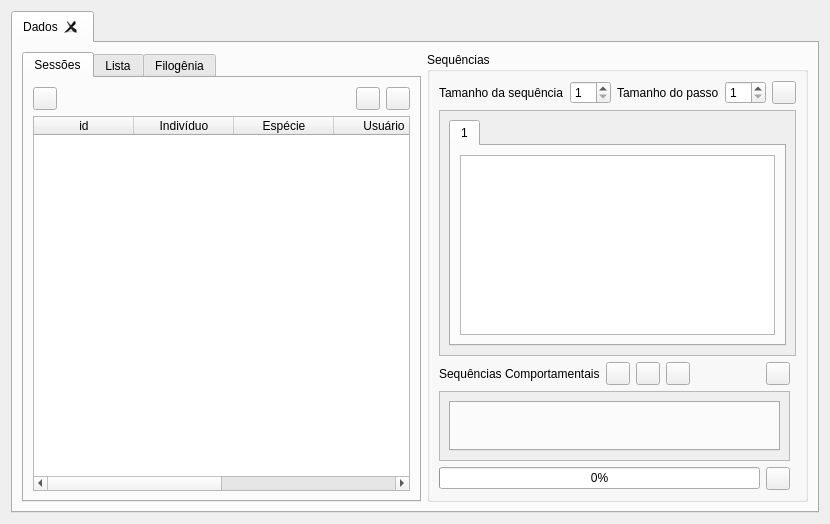
Qt form Application/analysis.ui (gavaza/pacca) before a commit.
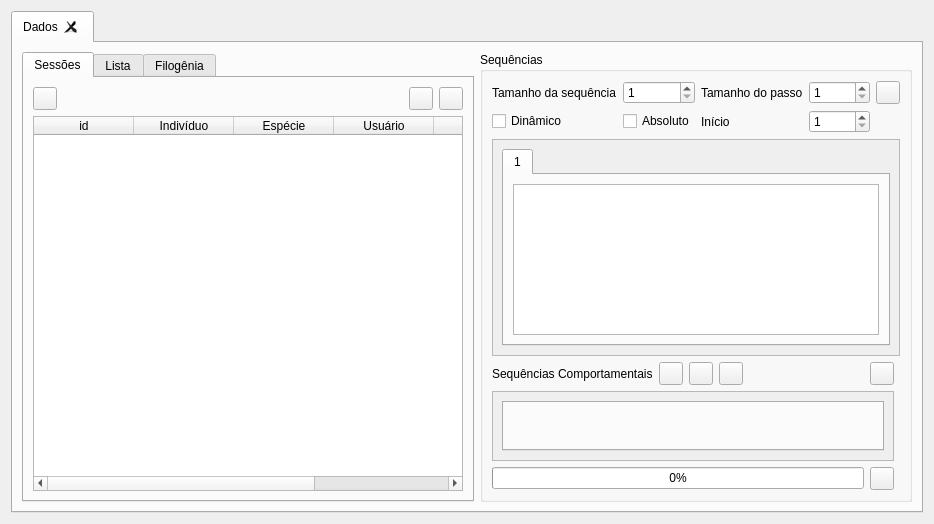
The same form after that commit. Icons and pictures are not drawn.

What changed in the file:
```diff
--- a/Application/analysis.ui
+++ b/Application/analysis.ui
@@ -6,7 +6,7 @@
    <rect>
     <x>0</x>
     <y>0</y>
-    <width>830</width>
+    <width>934</width>
     <height>524</height>
    </rect>
   </property>
@@ -46,8 +46,8 @@
               <rect>
                <x>0</x>
                <y>0</y>
-               <width>378</width>
-               <height>202</height>
+               <width>482</width>
+               <height>165</height>
               </rect>
              </property>
              <layout class="QVBoxLayout" name="verticalLayout">
@@ -97,97 +97,6 @@
             </widget>
            </widget>
           </item>
-          <item row="0" column="0" colspan="2">
-           <layout class="QHBoxLayout" name="horizontalLayout">
-            <item>
-             <widget class="QLabel" name="labelSizeSeq">
-              <property name="text">
-               <string>Tamanho da sequência</string>
-              </property>
-             </widget>
-            </item>
-            <item>
-             <widget class="QSpinBox" name="sizeSeq">
-              <property name="minimum">
-               <number>1</number>
-              </property>
-             </widget>
-            </item>
-            <item>
-             <spacer name="horizontalSpacer_2">
-              <property name="orientation">
-               <enum>Qt::Horizontal</enum>
-              </property>
-              <property name="sizeHint" stdset="0">
-               <size>
-                <width>40</width>
-                <height>20</height>
-               </size>
-              </property>
-             </spacer>
-            </item>
-            <item>
-             <widget class="QLabel" name="label">
-              <property name="text">
-               <string>Tamanho do passo</string>
-              </property>
-             </widget>
-            </item>
-            <item>
-             <widget class="QSpinBox" name="stepsSize">
-              <property name="prefix">
-               <string/>
-              </property>
-              <property name="minimum">
-               <number>1</number>
-              </property>
-             </widget>
-            </item>
-            <item>
-             <widget class="QToolButton" name="config">
-              <property name="text">
-               <string/>
-              </property>
-              <property name="icon">
-               <iconset resource="resource.qrc">
-                <normaloff>:/icons/gear24x24.png</normaloff>:/icons/gear24x24.png</iconset>
-              </property>
-             </widget>
-            </item>
-           </layout>
-          </item>
-          <item row="4" column="0">
-           <widget class="QScrollArea" name="scrollArea_2">
-            <property name="widgetResizable">
-             <bool>true</bool>
-            </property>
-            <widget class="QWidget" name="scrollAreaWidgetContents_2">
-             <property name="geometry">
-              <rect>
-               <x>0</x>
-               <y>0</y>
-               <width>368</width>
-               <height>77</height>
-              </rect>
-             </property>
-             <layout class="QGridLayout" name="gridLayout_8">
-              <item row="0" column="0">
-               <widget class="QTabWidget" name="tabSeq">
-                <property name="currentIndex">
-                 <number>-1</number>
-                </property>
-                <property name="usesScrollButtons">
-                 <bool>true</bool>
-                </property>
-                <property name="tabsClosable">
-                 <bool>true</bool>
-                </property>
-               </widget>
-              </item>
-             </layout>
-            </widget>
-           </widget>
-          </item>
           <item row="2" column="0">
            <layout class="QHBoxLayout" name="horizontalLayout_2">
             <item>
@@ -274,6 +183,38 @@
             </item>
            </layout>
           </item>
+          <item row="4" column="0">
+           <widget class="QScrollArea" name="scrollArea_2">
+            <property name="widgetResizable">
+             <bool>true</bool>
+            </property>
+            <widget class="QWidget" name="scrollAreaWidgetContents_2">
+             <property name="geometry">
+              <rect>
+               <x>0</x>
+               <y>0</y>
+               <width>472</width>
+               <height>77</height>
+              </rect>
+             </property>
+             <layout class="QGridLayout" name="gridLayout_8">
+              <item row="0" column="0">
+               <widget class="QTabWidget" name="tabSeq">
+                <property name="currentIndex">
+                 <number>-1</number>
+                </property>
+                <property name="usesScrollButtons">
+                 <bool>true</bool>
+                </property>
+                <property name="tabsClosable">
+                 <bool>true</bool>
+                </property>
+               </widget>
+              </item>
+             </layout>
+            </widget>
+           </widget>
+          </item>
           <item row="6" column="0">
            <layout class="QHBoxLayout" name="horizontalLayout_3">
             <item>
@@ -302,6 +243,96 @@
             </item>
            </layout>
           </item>
+          <item row="0" column="0" colspan="2">
+           <layout class="QGridLayout" name="gridLayout_12">
+            <item row="0" column="3">
+             <widget class="QLabel" name="label">
+              <property name="text">
+               <string>Tamanho do passo</string>
+              </property>
+             </widget>
+            </item>
+            <item row="0" column="4">
+             <widget class="QSpinBox" name="stepsSize">
+              <property name="prefix">
+               <string/>
+              </property>
+              <property name="minimum">
+               <number>1</number>
+              </property>
+             </widget>
+            </item>
+            <item row="0" column="1">
+             <widget class="QSpinBox" name="sizeSeq">
+              <property name="minimum">
+               <number>1</number>
+              </property>
+             </widget>
+            </item>
+            <item row="0" column="5">
+             <widget class="QToolButton" name="config">
+              <property name="text">
+               <string/>
+              </property>
+              <property name="icon">
+               <iconset resource="resource.qrc">
+                <normaloff>:/icons/gear24x24.png</normaloff>:/icons/gear24x24.png</iconset>
+              </property>
+             </widget>
+            </item>
+            <item row="0" column="2">
+             <spacer name="horizontalSpacer_2">
+              <property name="orientation">
+               <enum>Qt::Horizontal</enum>
+              </property>
+              <property name="sizeHint" stdset="0">
+               <size>
+                <width>40</width>
+                <height>20</height>
+               </size>
+              </property>
+             </spacer>
+            </item>
+            <item row="0" column="0">
+             <widget class="QLabel" name="labelSizeSeq">
+              <property name="text">
+               <string>Tamanho da sequência</string>
+              </property>
+             </widget>
+            </item>
+            <item row="1" column="1">
+             <widget class="QCheckBox" name="absolut">
+              <property name="text">
+               <string>Absoluto</string>
+              </property>
+             </widget>
+            </item>
+            <item row="1" column="0">
+             <widget class="QCheckBox" name="dynamic">
+              <property name="text">
+               <string>Dinâmico</string>
+              </property>
+             </widget>
+            </item>
+            <item row="1" column="4">
+             <widget class="QSpinBox" name="startStep">
+              <property name="minimum">
+               <number>1</number>
+              </property>
+              <property name="maximum">
+               <number>99999</number>
+              </property>
+             </widget>
+            </item>
+            <item row="1" column="3">
+             <widget class="QLabel" name="label_3">
+              <property name="text">
+               <string>Início</string>
+              </property>
+             </widget>
+            </item>
+           </layout>
+          </item>
          </layout>
         </widget>
        </item>
```
Left out of the diff: 6 changed lines with no effect on the pictures.
